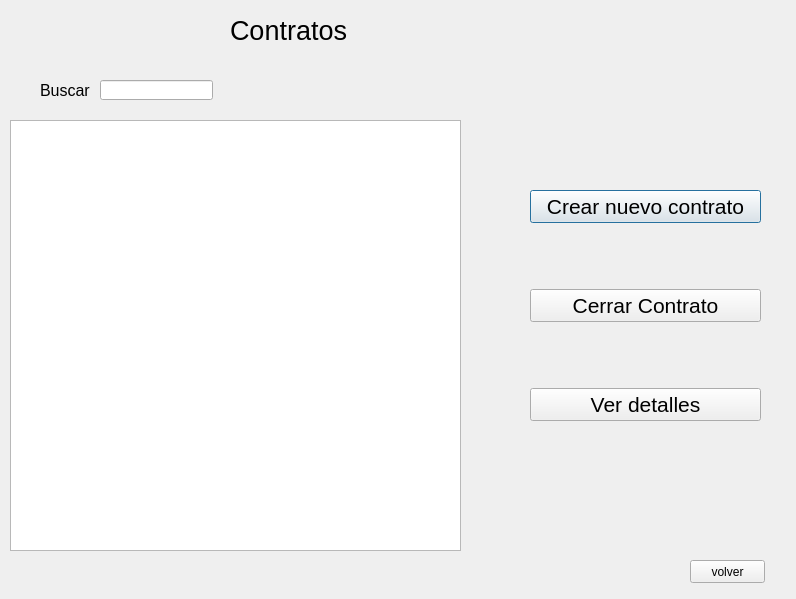
Above: gui_contratos_vertodos.ui from Jose-Cisneros/MoliTec before the change. Below: the same form after it.
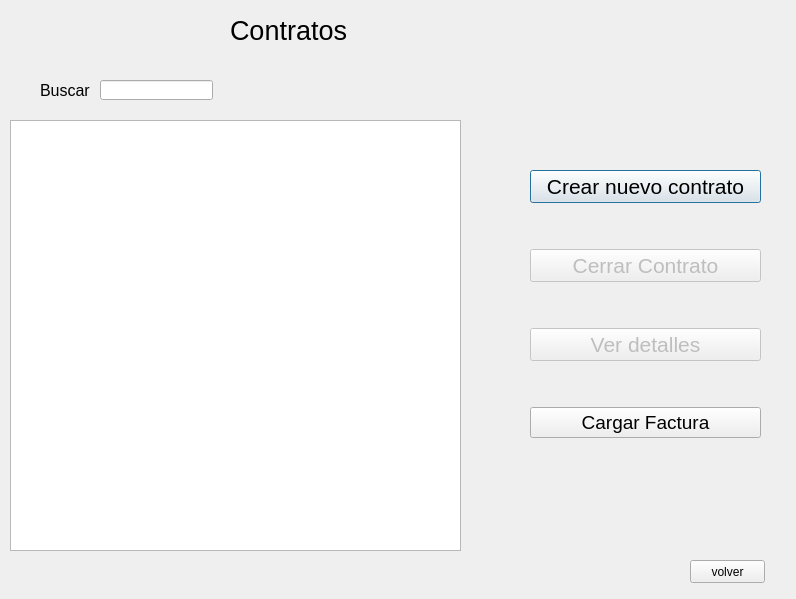
That is the form after the change.

Diff of the .ui file:
```diff
--- a/gui_contratos_vertodos.ui
+++ b/gui_contratos_vertodos.ui
@@ -93,6 +93,9 @@
     </item>
     <item>
      <widget class="QPushButton" name="pushButton_2">
+      <property name="enabled">
+       <bool>false</bool>
+      </property>
       <property name="font">
        <font>
         <pointsize>16</pointsize>
@@ -106,7 +109,7 @@
     <item>
      <widget class="QPushButton" name="pushButton_3">
       <property name="enabled">
-       <bool>true</bool>
+       <bool>false</bool>
       </property>
       <property name="font">
        <font>
@@ -115,6 +118,24 @@
       </property>
       <property name="text">
        <string>Ver detalles</string>
+      </property>
+      <property name="checkable">
+       <bool>false</bool>
+      </property>
+      <property name="autoDefault">
+       <bool>false</bool>
+      </property>
+     </widget>
+    </item>
+    <item>
+     <widget class="QPushButton" name="pushButton_5">
+      <property name="font">
+       <font>
+        <pointsize>14</pointsize>
+       </font>
+      </property>
+      <property name="text">
+       <string>Cargar Factura</string>
       </property>
      </widget>
     </item>
```
